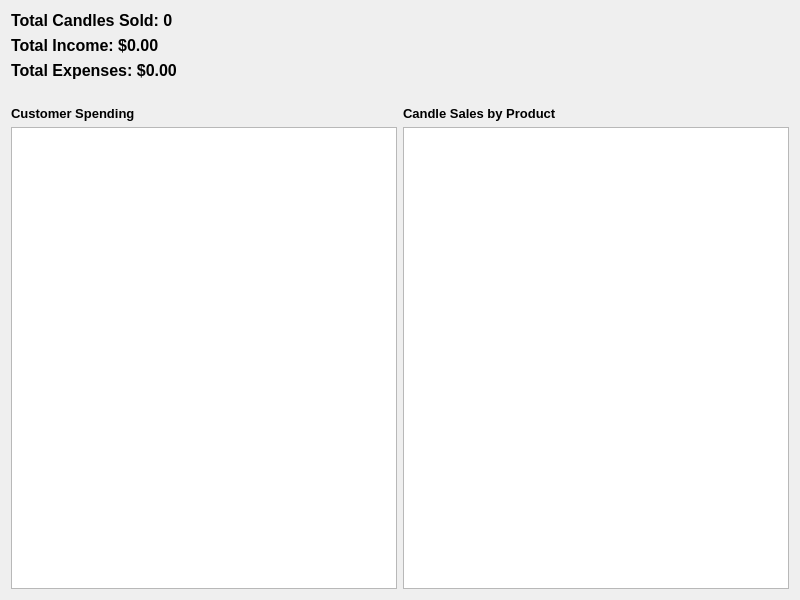
Qt form reportspage.ui (Jaeger790/bntcandles) before a commit.
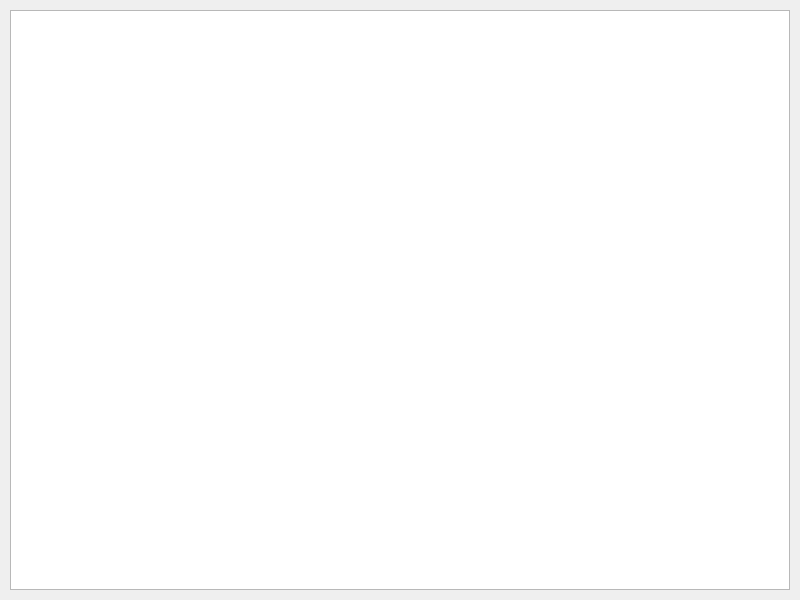
The same form after that commit.

Commit message: change report page styling

```diff
--- a/reportspage.ui
+++ b/reportspage.ui
@@ -13,123 +13,32 @@
   <property name="windowTitle">
    <string>Reports</string>
   </property>
-  <layout class="QVBoxLayout" name="verticalLayout_3">
+  <layout class="QVBoxLayout" name="verticalLayout">
+   <property name="leftMargin">
+    <number>10</number>
+   </property>
+   <property name="topMargin">
+    <number>10</number>
+   </property>
+   <property name="rightMargin">
+    <number>10</number>
+   </property>
+   <property name="bottomMargin">
+    <number>10</number>
+   </property>
    <item>
-    <widget class="QLabel" name="totalCandlesLabel">
-     <property name="font">
-      <font>
-       <pointsize>12</pointsize>
-       <bold>true</bold>
-      </font>
+    <widget class="QTextBrowser" name="reportsBrowser">
+     <property name="sizePolicy">
+      <sizepolicy hsizetype="Expanding" vsizetype="Expanding">
+       <horstretch>0</horstretch>
+       <verstretch>0</verstretch>
+      </sizepolicy>
      </property>
-     <property name="text">
-      <string>Total Candles Sold: 0</string>
+     <property name="readOnly">
+      <bool>true</bool>
      </property>
     </widget>
    </item>
-   <item>
-    <widget class="QLabel" name="totalIncomeLabel">
-     <property name="font">
-      <font>
-       <pointsize>12</pointsize>
-       <bold>true</bold>
-      </font>
-     </property>
-     <property name="text">
-      <string>Total Income: $0.00</string>
-     </property>
-    </widget>
-   </item>
-   <item>
-    <widget class="QLabel" name="totalExpensesLabel">
-     <property name="font">
-      <font>
-       <pointsize>12</pointsize>
-       <bold>true</bold>
-      </font>
-     </property>
-     <property name="text">
-      <string>Total Expenses: $0.00</string>
-     </property>
-    </widget>
-   </item>
-   <item>
-    <spacer name="sectionBorder">
-     <property name="orientation">
-      <enum>Qt::Orientation::Horizontal</enum>
-     </property>
-     <property name="sizeHint" stdset="0">
-      <size>
-       <width>40</width>
-       <height>20</height>
-      </size>
-     </property>
-    </spacer>
-   </item>
-   <item>
-    <layout class="QHBoxLayout" name="horizontalLayout_2">
-     <item>
-      <layout class="QVBoxLayout" name="verticalLayout">
-       <item>
-        <widget class="QLabel" name="customerSpendingLabel">
-         <property name="font">
-          <font>
-           <pointsize>10</pointsize>
-           <bold>true</bold>
-          </font>
-         </property>
-         <property name="text">
-          <string>Customer Spending</string>
-         </property>
-        </widget>
-       </item>
-       <item>
-        <widget class="QTableView" name="customerSpendingTable">
-         <property name="editTriggers">
-          <set>QAbstractItemView::EditTrigger::NoEditTriggers</set>
-         </property>
-         <property name="selectionMode">
-          <enum>QAbstractItemView::SelectionMode::SingleSelection</enum>
-         </property>
-         <property name="selectionBehavior">
-          <enum>QAbstractItemView::SelectionBehavior::SelectRows</enum>
-         </property>
-        </widget>
-       </item>
-      </layout>
-     </item>
-     <item>
-      <layout class="QVBoxLayout" name="verticalLayout_2">
-       <item>
-        <widget class="QLabel" name="candleSalesLabel">
-         <property name="font">
-          <font>
-           <pointsize>10</pointsize>
-           <bold>true</bold>
-          </font>
-         </property>
-         <property name="text">
-          <string>Candle Sales by Product</string>
-         </property>
-        </widget>
-       </item>
-       <item>
-        <widget class="QTableView" name="candleSalesTable">
-         <property name="editTriggers">
-          <set>QAbstractItemView::EditTrigger::NoEditTriggers</set>
-         </property>
-         <property name="selectionMode">
-          <enum>QAbstractItemView::SelectionMode::SingleSelection</enum>
-         </property>
-         <property name="selectionBehavior">
-          <enum>QAbstractItemView::SelectionBehavior::SelectRows</enum>
-         </property>
-        </widget>
-       </item>
-      </layout>
-     </item>
-    </layout>
-   </item>
   </layout>
  </widget>
  <resources/>
```
Left out of the diff: 2 changed lines with no effect on the pictures. The commit also changes 6 other files.
